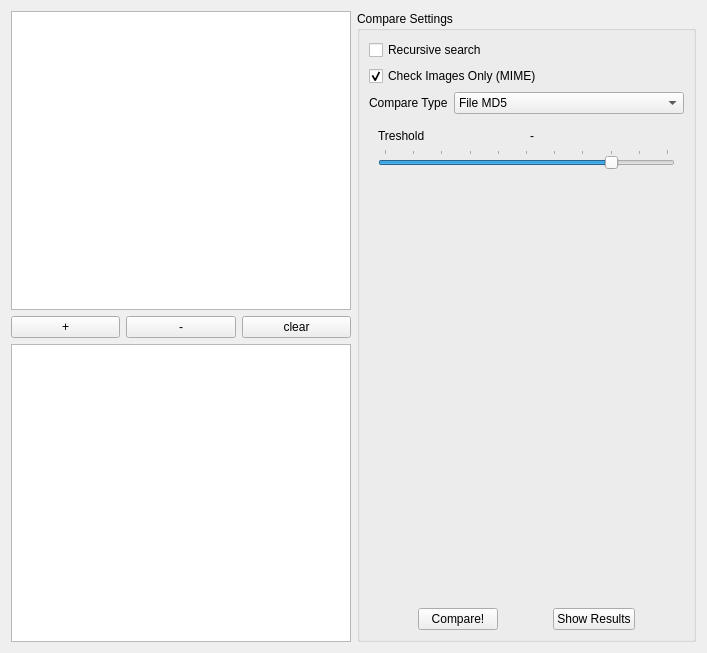
First picture: the form in krbkacd/FindDuplicates/work_page.ui, repository rbbrnc/krbkACD, before the edit.
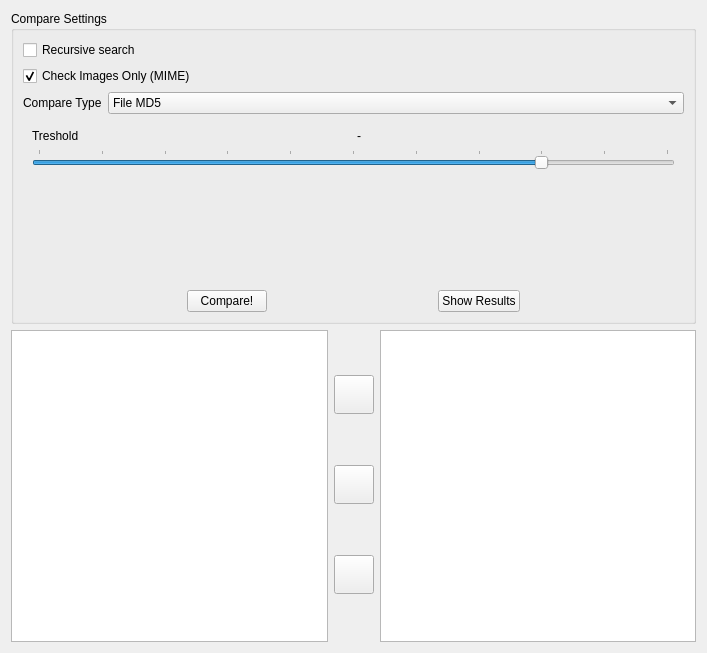
Second picture: the form after the edit. Icons and pictures are not drawn.

Patch:
```diff
--- a/krbkacd/FindDuplicates/work_page.ui
+++ b/krbkacd/FindDuplicates/work_page.ui
@@ -10,46 +10,11 @@
     <height>653</height>
    </rect>
   </property>
-  <layout class="QHBoxLayout" name="horizontalLayout_4">
+  <layout class="QVBoxLayout" name="verticalLayout_2">
    <item>
-    <layout class="QVBoxLayout" name="verticalLayout">
+    <layout class="QVBoxLayout" name="compareSettingsLayout">
      <item>
-      <widget class="QTreeView" name="dirTree"/>
-     </item>
-     <item>
-      <layout class="QHBoxLayout" name="_6">
-       <item>
-        <widget class="QPushButton" name="insertDir">
-         <property name="text">
-          <string>+</string>
-         </property>
-        </widget>
-       </item>
-       <item>
-        <widget class="QPushButton" name="removeDir">
-         <property name="text">
-          <string>-</string>
-         </property>
-        </widget>
-       </item>
-       <item>
-        <widget class="QPushButton" name="clearDir">
-         <property name="text">
-          <string>clear</string>
-         </property>
-        </widget>
-       </item>
-      </layout>
-     </item>
-     <item>
-      <widget class="QListWidget" name="dirList"/>
-     </item>
-    </layout>
-   </item>
-   <item>
-    <layout class="QVBoxLayout" name="_5">
-     <item>
-      <widget class="QGroupBox" name="groupBox">
+      <widget class="QGroupBox" name="compareSettingsGroupBox">
        <property name="title">
         <string>Compare Settings</string>
        </property>
@@ -235,6 +200,62 @@
      </item>
     </layout>
    </item>
+   <item>
+    <layout class="QHBoxLayout" name="folderSelectionLayout">
+     <item>
+      <widget class="QListWidget" name="dirList"/>
+     </item>
+     <item>
+      <layout class="QVBoxLayout" name="folderSelectionButtonsLayout">
+       <item>
+        <widget class="QToolButton" name="clearDir">
+         <property name="icon">
+          <iconset resource="icons.qrc">
+           <normaloff>:/images/folder_clear.png</normaloff>:/images/folder_clear.png</iconset>
+         </property>
+         <property name="iconSize">
+          <size>
+           <width>32</width>
+           <height>32</height>
+          </size>
+         </property>
+        </widget>
+       </item>
+       <item>
+        <widget class="QToolButton" name="removeDir">
+         <property name="icon">
+          <iconset resource="icons.qrc">
+           <normaloff>:/images/folder_remove.png</normaloff>:/images/folder_remove.png</iconset>
+         </property>
+         <property name="iconSize">
+          <size>
+           <width>32</width>
+           <height>32</height>
+          </size>
+         </property>
+        </widget>
+       </item>
+       <item>
+        <widget class="QToolButton" name="insertDir">
+         <property name="icon">
+          <iconset resource="icons.qrc">
+           <normaloff>:/images/folder_add.png</normaloff>:/images/folder_add.png</iconset>
+         </property>
+         <property name="iconSize">
+          <size>
+           <width>32</width>
+           <height>32</height>
+          </size>
+         </property>
+        </widget>
+       </item>
+      </layout>
+     </item>
+     <item>
+      <widget class="QTreeView" name="dirTree"/>
+     </item>
+    </layout>
+   </item>
   </layout>
  </widget>
  <resources/>
```
Left out of the diff: 8 changed lines with no effect on the pictures.
